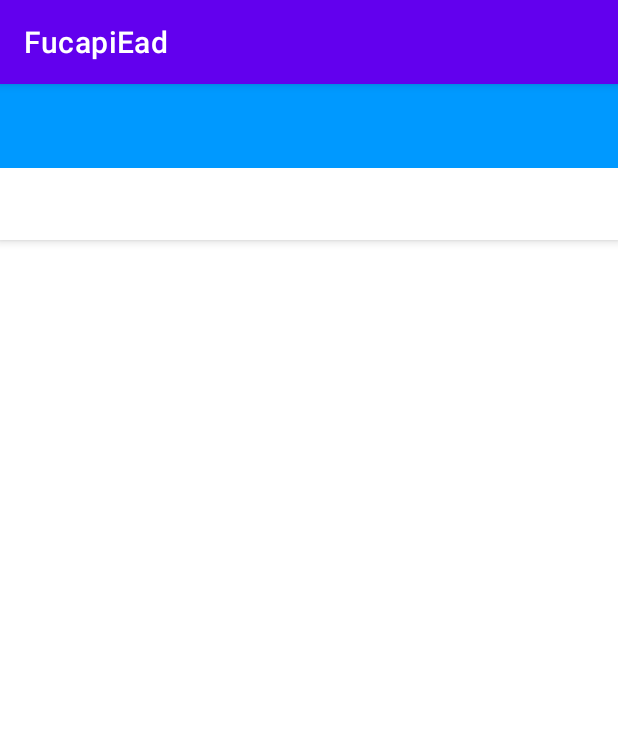
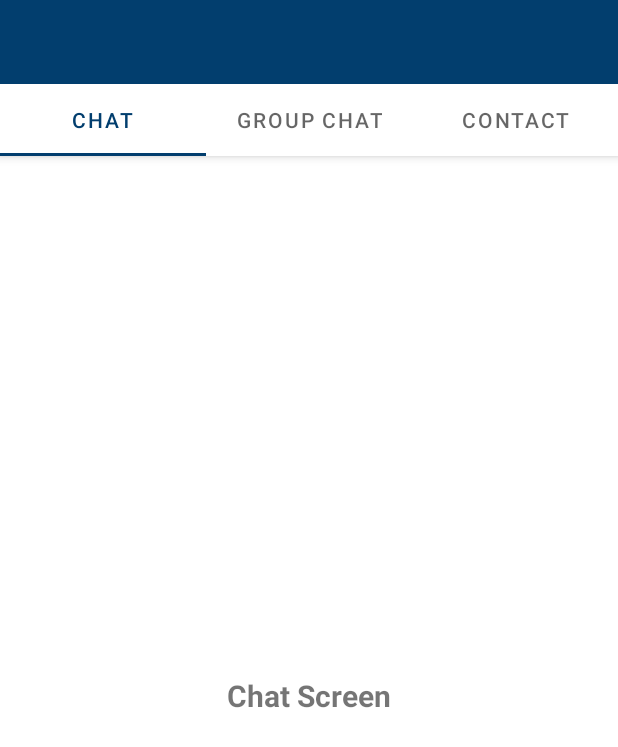
Before and after one commit to David-Lisboa/FucapiEad, an Android app: the screen it shows after launch (MainActivity), on a phone screen of 412 x 824 dp. Shown: the top 747 px of the screen. Run offline under Robolectric (Android 15) with nearby library versions, the phone set to English and light mode, and no system bars.

Commit message:
Teste de Fragmentos criado

```diff
--- a/app/build.gradle
+++ b/app/build.gradle
@@ -47,6 +47,12 @@ dependencies {
     implementation 'com.android.support:appcompat-v7:28.0.0'
     implementation 'pl.droidsonroids.gif:android-gif-drawable:1.2.22'
     //
+    implementation 'androidx.legacy:legacy-support-v4:1.0.0'
+    implementation 'com.google.firebase:firebase-auth-ktx:19.3.2'
+    implementation 'com.google.firebase:firebase-database:19.5.0'
+    implementation 'de.hdodenhof:circleimageview:3.1.0'
+    implementation 'com.google.firebase:firebase-analytics:17.5.0'
+    //
     testImplementation 'junit:junit:4.13.2'
     androidTestImplementation 'androidx.test.ext:junit:1.1.2'
     androidTestImplementation 'androidx.test.espresso:espresso-core:3.3.0'
--- /dev/null
+++ b/app/src/main/java/com/davidpjoject/fucapiead/Adapter/TabSwitcher.kt
@@ -0,0 +1,55 @@
+@file:Suppress("PackageName")
+
+package com.davidpjoject.fucapiead.Adapter
+
+import androidx.fragment.app.Fragment
+import androidx.fragment.app.FragmentManager
+import androidx.fragment.app.FragmentPagerAdapter
+import com.davidpjoject.fucapiead.Fragment.ChatFragment
+import com.davidpjoject.fucapiead.Fragment.ContactFragment
+import com.davidpjoject.fucapiead.Fragment.GroupChatFragment
+
+class TabSwitcher(fragmentManager: FragmentManager): FragmentPagerAdapter (fragmentManager) {
+
+    override fun getItem(position: Int): Fragment {
+
+        when(position) {
+            0 -> {
+                val chatFragment = ChatFragment()
+                return chatFragment
+            }
+            1 -> {
+                val groupChatFragment = GroupChatFragment()
+                return groupChatFragment
+            }
+            2 -> {
+                val contactFragment = ContactFragment()
+                return contactFragment
+            }
+            else -> {
+                return null!!
+            }
+        }
+    }
+    override fun getCount(): Int {
+        return 3
+    }
+
+    override fun getPageTitle(position: Int): CharSequence? {
+        return when(position) {
+            0 -> {
+                "Chat"
+            }
+            1 -> {
+                "Group Chat"
+            }
+            2 -> {
+                "Contact"
+            }
+            else -> {
+                null!!
+            }
+        }
+    }
+
+}
--- /dev/null
+++ b/app/src/main/java/com/davidpjoject/fucapiead/Fragment/ChatFragment.kt
@@ -0,0 +1,60 @@
+package com.davidpjoject.fucapiead.Fragment
+
+import android.os.Bundle
+import androidx.fragment.app.Fragment
+import android.view.LayoutInflater
+import android.view.View
+import android.view.ViewGroup
+import com.davidpjoject.fucapiead.R
+
+// TODO: Rename parameter arguments, choose names that match
+// the fragment initialization parameters, e.g. ARG_ITEM_NUMBER
+private const val ARG_PARAM1 = "param1"
+private const val ARG_PARAM2 = "param2"
+
+/**
+ * A simple [Fragment] subclass.
+ * Use the [ChatFragment.newInstance] factory method to
+ * create an instance of this fragment.
+ */
+class ChatFragment : Fragment() {
+    // TODO: Rename and change types of parameters
+    private var param1: String? = null
+    private var param2: String? = null
+
+    override fun onCreate(savedInstanceState: Bundle?) {
+        super.onCreate(savedInstanceState)
+        arguments?.let {
+            param1 = it.getString(ARG_PARAM1)
+            param2 = it.getString(ARG_PARAM2)
+        }
+    }
+
+    override fun onCreateView(
+        inflater: LayoutInflater, container: ViewGroup?,
+        savedInstanceState: Bundle?
+    ): View? {
+        // Inflate the layout for this fragment
+        return inflater.inflate(R.layout.fragment_chat, container, false)
+    }
+
+    companion object {
+        /**
+         * Use this factory method to create a new instance of
+         * this fragment using the provided parameters.
+         *
+         * @param param1 Parameter 1.
+         * @param param2 Parameter 2.
+         * @return A new instance of fragment ChatFragment.
+         */
+        // TODO: Rename and change types and number of parameters
+        @JvmStatic
+        fun newInstance(param1: String, param2: String) =
+            ChatFragment().apply {
+                arguments = Bundle().apply {
+                    putString(ARG_PARAM1, param1)
+                    putString(ARG_PARAM2, param2)
+                }
+            }
+    }
+}
--- /dev/null
+++ b/app/src/main/java/com/davidpjoject/fucapiead/Fragment/GroupChatFragment.kt
@@ -0,0 +1,62 @@
+@file:Suppress("PackageName")
+
+package com.davidpjoject.fucapiead.Fragment
+
+import android.os.Bundle
+import androidx.fragment.app.Fragment
+import android.view.LayoutInflater
+import android.view.View
+import android.view.ViewGroup
+import com.davidpjoject.fucapiead.R
+
+// TODO: Rename parameter arguments, choose names that match
+// the fragment initialization parameters, e.g. ARG_ITEM_NUMBER
+private const val ARG_PARAM1 = "param1"
+private const val ARG_PARAM2 = "param2"
+
+/**
+ * A simple [Fragment] subclass.
+ * Use the [GroupChatFragment.newInstance] factory method to
+ * create an instance of this fragment.
+ */
+class GroupChatFragment : Fragment() {
+    // TODO: Rename and change types of parameters
+    private var param1: String? = null
+    private var param2: String? = null
+
+    override fun onCreate(savedInstanceState: Bundle?) {
+        super.onCreate(savedInstanceState)
+        arguments?.let {
+            param1 = it.getString(ARG_PARAM1)
+            param2 = it.getString(ARG_PARAM2)
+        }
+    }
+
+    override fun onCreateView(
+        inflater: LayoutInflater, container: ViewGroup?,
+        savedInstanceState: Bundle?
+    ): View? {
+        // Inflate the layout for this fragment
+        return inflater.inflate(R.layout.fragment_group_chat, container, false)
+    }
+
+    companion object {
+        /**
+         * Use this factory method to create a new instance of
+         * this fragment using the provided parameters.
+         *
+         * @param param1 Parameter 1.
+         * @param param2 Parameter 2.
+         * @return A new instance of fragment GroupChatFragment.
+         */
+        // TODO: Rename and change types and number of parameters
+        @JvmStatic
+        fun newInstance(param1: String, param2: String) =
+            GroupChatFragment().apply {
+                arguments = Bundle().apply {
+                    putString(ARG_PARAM1, param1)
+                    putString(ARG_PARAM2, param2)
+                }
+            }
+    }
+}
--- a/app/src/main/java/com/davidpjoject/fucapiead/MainActivity.kt
+++ b/app/src/main/java/com/davidpjoject/fucapiead/MainActivity.kt
@@ -3,8 +3,7 @@ package com.davidpjoject.fucapiead
 import androidx.appcompat.app.AppCompatActivity
 import android.os.Bundle
 import androidx.appcompat.widget.Toolbar
-import android.view.Menu
-import android.view.MenuItem
+import com.davidpjoject.fucapiead.Adapter.TabSwitcher
 import kotlinx.android.synthetic.main.activity_main.*
 
 class MainActivity : AppCompatActivity() {
@@ -12,5 +11,12 @@ class MainActivity : AppCompatActivity() {
         super.onCreate(savedInstanceState)
         setContentView(R.layout.activity_main)
 
+//        setSupportActionBar(main_toolbar as Toolbar?)
+//        supportActionBar?.title = "Whatsapp"
+
+        main_view_pager.adapter = TabSwitcher(supportFragmentManager)
+
+        tab_switcher.setupWithViewPager(main_view_pager)
+
     }
 }
--- /dev/null
+++ b/app/src/main/res/drawable/mobile_icon.xml
@@ -0,0 +1,5 @@
+<vector android:height="30dp" android:tint="?attr/colorControlNormal"
+    android:viewportHeight="24" android:viewportWidth="24"
+    android:width="30dp" xmlns:android="http://schemas.android.com/apk/res/android">
+    <path android:fillColor="@android:color/white" android:pathData="M17,1.01L7,1c-1.1,0 -1.99,0.9 -1.99,2v18c0,1.1 0.89,2 1.99,2h10c1.1,0 2,-0.9 2,-2L19,3c0,-1.1 -0.9,-1.99 -2,-1.99zM17,19L7,19L7,5h10v14zM12.8,13.22v1.75l3.2,-2.99L12.8,9v1.7c-3.11,0.43 -4.35,2.56 -4.8,4.7 1.11,-1.5 2.58,-2.18 4.8,-2.18z"/>
+</vector>
--- a/app/src/main/res/layout/activity_main.xml
+++ b/app/src/main/res/layout/activity_main.xml
@@ -5,7 +5,6 @@
     android:layout_width="match_parent"
     android:layout_height="match_parent"
     tools:context=".MainActivity">
-
 
     <com.google.android.material.appbar.AppBarLayout
         android:id="@+id/app_bar_layout"
@@ -20,7 +19,8 @@
             android:id="@+id/tab_switcher"
             android:layout_width="match_parent"
             android:layout_height="wrap_content"
-            android:theme="@style/ThemeOverlay.AppCompat.Dark.ActionBar"/>
+            android:theme="@style/ThemeOverlay.AppCompat.Dark.ActionBar"
+            tools:ignore="SpeakableTextPresentCheck" />
 
     </com.google.android.material.appbar.AppBarLayout>
 
@@ -28,7 +28,8 @@
         android:id="@+id/main_view_pager"
         android:layout_width="match_parent"
         android:layout_height="wrap_content"
-        android:layout_below="@+id/app_bar_layout"/>
+        android:layout_below="@+id/app_bar_layout"
+        tools:ignore="SpeakableTextPresentCheck" />
 
 
 </RelativeLayout>
--- /dev/null
+++ b/app/src/main/res/layout/fragment_chat.xml
@@ -0,0 +1,30 @@
+<?xml version="1.0" encoding="utf-8"?>
+<!--<FrameLayout xmlns:android="http://schemas.android.com/apk/res/android"-->
+<!--    xmlns:tools="http://schemas.android.com/tools"-->
+<!--    android:layout_width="match_parent"-->
+<!--    android:layout_height="match_parent"-->
+<!--    tools:context=".Fragment.ChatFragment">-->
+
+<!--    &lt;!&ndash; TODO: Update blank fragment layout &ndash;&gt;-->
+<!--    <TextView-->
+<!--        android:layout_width="match_parent"-->
+<!--        android:layout_height="match_parent"-->
+<!--        android:text="@string/hello_blank_fragment" />-->
+
+<!--</FrameLayout>-->
+<RelativeLayout xmlns:android="http://schemas.android.com/apk/res/android"
+    xmlns:tools="http://schemas.android.com/tools"
+    android:layout_width="match_parent"
+    android:layout_height="match_parent"
+    tools:context=".Fragment.ChatFragment">
+
+    <!-- TODO: Update blank fragment layout -->
+    <TextView
+        android:layout_width="wrap_content"
+        android:layout_height="wrap_content"
+        android:text="Chat Screen"
+        android:layout_centerInParent="true"
+        android:textSize="20dp"
+        android:textStyle="bold"/>
+
+</RelativeLayout>
--- a/app/src/main/res/values/colors.xml
+++ b/app/src/main/res/values/colors.xml
@@ -7,7 +7,8 @@
     <color name="teal_700">#FF018786</color>
     <color name="black">#FF000000</color>
     <color name="white">#FFFFFFFF</color>
-    <color name="colorPrimary">#0099ff</color>
-    <color name="colorPrimaryDark">#0099ff</color>
-    <color name="colorAccent">#D81B60</color>
+    <color name="colorPrimary">#023E6E</color>
+    <color name="colorPrimaryDark">#0362AE</color>
+    <color name="colorAccent">#ECECEC</color>
+    <color name="grey">#454444</color>
 </resources>
--- a/app/src/main/res/values/strings.xml
+++ b/app/src/main/res/values/strings.xml
@@ -1,3 +1,5 @@
 <resources>
     <string name="app_name">FucapiEad</string>
+    <!-- TODO: Remove or change this placeholder text -->
+    <string name="hello_blank_fragment">Hello blank fragment</string>
 </resources>
--- a/app/src/main/res/values/themes.xml
+++ b/app/src/main/res/values/themes.xml
@@ -1,14 +1,15 @@
 <resources xmlns:tools="http://schemas.android.com/tools">
     <!-- Base application theme. -->
-    <style name="Theme.FucapiEad" parent="Theme.MaterialComponents.DayNight.DarkActionBar">
+    <style name="Theme.FucapiEad" parent="Theme.MaterialComponents.Light.NoActionBar">
         <!-- Primary brand color. -->
-        <item name="colorPrimary">@color/purple_500</item>
+        <item name="colorPrimary">@color/colorPrimary</item>
         <item name="colorPrimaryVariant">@color/purple_700</item>
         <item name="colorOnPrimary">@color/white</item>
         <!-- Secondary brand color. -->
-        <item name="colorSecondary">@color/teal_200</item>
+        <item name="colorSecondary">@color/design_default_color_on_secondary</item>
         <item name="colorSecondaryVariant">@color/teal_700</item>
         <item name="colorOnSecondary">@color/black</item>
+        <item name="colorAccent">@color/colorAccent</item>
         <!-- Status bar color. -->
         <item name="android:statusBarColor" tools:targetApi="l">?attr/colorPrimaryVariant</item>
         <!-- Customize your theme here. -->
```
Also changed, not shown: app/src/main/java/com/davidpjoject/fucapiead/Fragment/ContactFragment.kt (added, +60 -0 lines), app/src/main/res/drawable/button_style.xml (added, +18 -0 lines), app/src/main/res/drawable/edittext_style.xml (added, +16 -0 lines), app/src/main/res/layout/fragment_contact.xml (added, +30 -0 lines), app/src/main/res/layout/fragment_group_chat.xml (added, +30 -0 lines).
